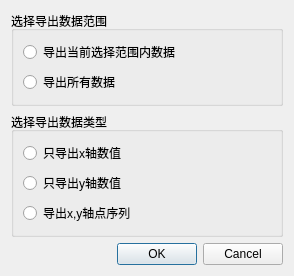
First picture: the form in src/signA/dialog/PickCurveDataModeSetDialog.ui, repository czyt1988/sa, before the edit.
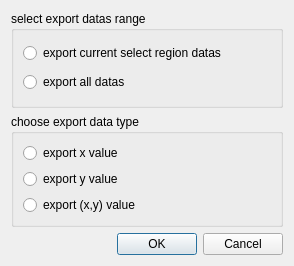
Second picture: the form after the edit.

```diff
--- a/src/signA/dialog/PickCurveDataModeSetDialog.ui
+++ b/src/signA/dialog/PickCurveDataModeSetDialog.ui
@@ -17,20 +17,20 @@
    <item>
     <widget class="QGroupBox" name="groupBox_range">
      <property name="title">
-      <string>选择导出数据范围</string>
+      <string>select export datas range</string>
      </property>
      <layout class="QVBoxLayout" name="verticalLayout_2">
       <item>
        <widget class="QRadioButton" name="radioButton_viewRange">
         <property name="text">
-         <string>导出当前选择范围内数据</string>
+         <string>export current select region datas</string>
         </property>
        </widget>
       </item>
       <item>
        <widget class="QRadioButton" name="radioButton_allRange">
         <property name="text">
-         <string>导出所有数据</string>
+         <string>export all datas</string>
         </property>
        </widget>
       </item>
@@ -40,27 +40,27 @@
    <item>
     <widget class="QGroupBox" name="groupBox_type">
      <property name="title">
-      <string>选择导出数据类型</string>
+      <string>choose export data type</string>
      </property>
      <layout class="QVBoxLayout" name="verticalLayout">
       <item>
        <widget class="QRadioButton" name="radioButton_xOnly">
         <property name="text">
-         <string>只导出x轴数值</string>
+         <string>export x value</string>
         </property>
        </widget>
       </item>
       <item>
        <widget class="QRadioButton" name="radioButton_yOnly">
         <property name="text">
-         <string>只导出y轴数值</string>
+         <string>export y value</string>
         </property>
        </widget>
       </item>
       <item>
        <widget class="QRadioButton" name="radioButton_point">
         <property name="text">
-         <string>导出x,y轴点序列</string>
+         <string>export (x,y) value</string>
         </property>
        </widget>
       </item>
```
Left out of the diff: 2 changed lines with no effect on the pictures.
